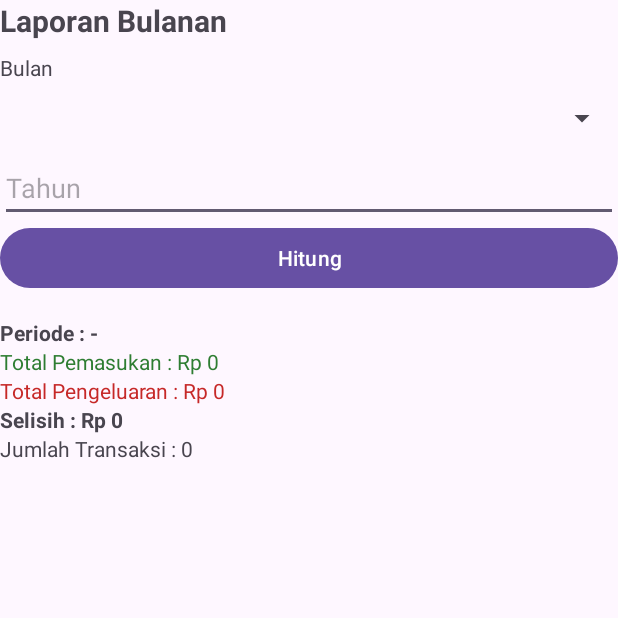
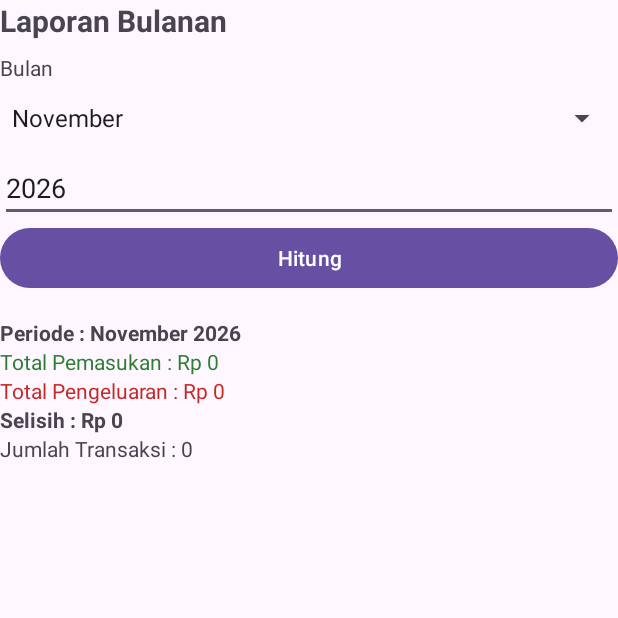
Before and after one commit to FelixVal05/Dompetku_C14240190, an Android app: the LaporanActivity screen opened directly, with no data from a screen before it, on a phone screen of 412 x 824 dp, the top half of it. Run offline under Robolectric (Android 15) with nearby library versions, the phone set to English and light mode, and no system bars.

Commit message:
Fix: LaporanActivity.kt

```diff
--- a/app/src/main/java/FelixVal05/projectdompetku/LaporanActivity.kt
+++ b/app/src/main/java/FelixVal05/projectdompetku/LaporanActivity.kt
@@ -1,20 +1,105 @@
 package FelixVal05.projectdompetku
 
+import FelixVal05.projectdompetku.databinding.ActivityLaporanBinding
+import android.content.SharedPreferences
 import android.os.Bundle
+import android.widget.ArrayAdapter
+import android.widget.Toast
 import androidx.activity.enableEdgeToEdge
 import androidx.appcompat.app.AppCompatActivity
 import androidx.core.view.ViewCompat
 import androidx.core.view.WindowInsetsCompat
+import com.google.gson.Gson
+import com.google.gson.reflect.TypeToken
+import java.util.Calendar
+import java.util.TimeZone
 
 class LaporanActivity : AppCompatActivity() {
+    private lateinit var binding: ActivityLaporanBinding
+    private val _listBulan = arrayListOf(
+        "Januari", "Februari", "Maret", "April", "Mei", "Juni",
+        "Juli", "Agustus", "September", "Oktober", "November", "Desember"
+    )
+
+    lateinit var sp: SharedPreferences
+
     override fun onCreate(savedInstanceState: Bundle?) {
         super.onCreate(savedInstanceState)
         enableEdgeToEdge()
-        setContentView(R.layout.activity_laporan)
+        binding = ActivityLaporanBinding.inflate(layoutInflater)
+        setContentView(binding.root)
         ViewCompat.setOnApplyWindowInsetsListener(findViewById(R.id.main)) { v, insets ->
             val systemBars = insets.getInsets(WindowInsetsCompat.Type.systemBars())
             v.setPadding(systemBars.left, systemBars.top, systemBars.right, systemBars.bottom)
             insets
         }
+
+        sp = getSharedPreferences("data_sp", MODE_PRIVATE)
+
+        val adapterBulan = ArrayAdapter(this, android.R.layout.simple_spinner_dropdown_item, _listBulan)
+        binding.spBulan.adapter = adapterBulan
+
+        val calendar = Calendar.getInstance(TimeZone.getTimeZone("Asia/Jakarta"))
+        binding.spBulan.setSelection(calendar.get(Calendar.MONTH))
+        binding.etTahun.setText(calendar.get(Calendar.YEAR).toString())
+
+        hitungLaporan()
+
+        binding.btnHitung.setOnClickListener {
+            hitungLaporan()
+        }
+    }
+
+    private fun ambilData(key: String): ArrayList<dcTransaksi> {
+        val gson = Gson()
+        val isiSP = sp.getString(key, null)
+        val type = object : TypeToken<ArrayList<dcTransaksi>>() {}.type
+        var hasil = ArrayList<dcTransaksi>()
+        if (isiSP != null) {
+            hasil = gson.fromJson(isiSP, type)
+        }
+        return hasil
+    }
+
+    private fun hitungLaporan() {
+        val tahunText = binding.etTahun.text.toString()
+        if (tahunText.isEmpty()) {
+            Toast.makeText(this, "Tahun harus diisi", Toast.LENGTH_SHORT).show()
+        }
+        else {
+            val bulan = binding.spBulan.selectedItemPosition + 1
+            val tahun = tahunText.toInt()
+
+            val arPemasukan = ambilData("spPemasukan")
+            val arPengeluaran = ambilData("spPengeluaran")
+
+            var totalPemasukan = 0
+            var totalPengeluaran = 0
+            var jumlahTransaksi = 0
+
+            for (t in arPemasukan) {
+                val pecah = t.tanggal.split("/")
+                if (pecah[1].toInt() == bulan && pecah[2].toInt() == tahun) {
+                    totalPemasukan += t.jumlah
+                    jumlahTransaksi++
+                }
+            }
+
+            for (t in arPengeluaran) {
+                val pecah = t.tanggal.split("/")
+                if (pecah[1].toInt() == bulan && pecah[2].toInt() == tahun) {
+                    totalPengeluaran += t.jumlah
+                    jumlahTransaksi++
+                }
+            }
+
+            val selisih = totalPemasukan - totalPengeluaran
+
+            binding.tvPeriode.text = "Periode : ${_listBulan[bulan - 1]} $tahun"
+            binding.tvLapPemasukan.text = "Total Pemasukan : Rp $totalPemasukan"
+            binding.tvLapPengeluaran.text = "Total Pengeluaran : Rp $totalPengeluaran"
+            binding.tvLapSelisih.text = "Selisih : Rp $selisih"
+            binding.tvLapJumlah.text = "Jumlah Transaksi : $jumlahTransaksi"
+        }
     }
 }
```
